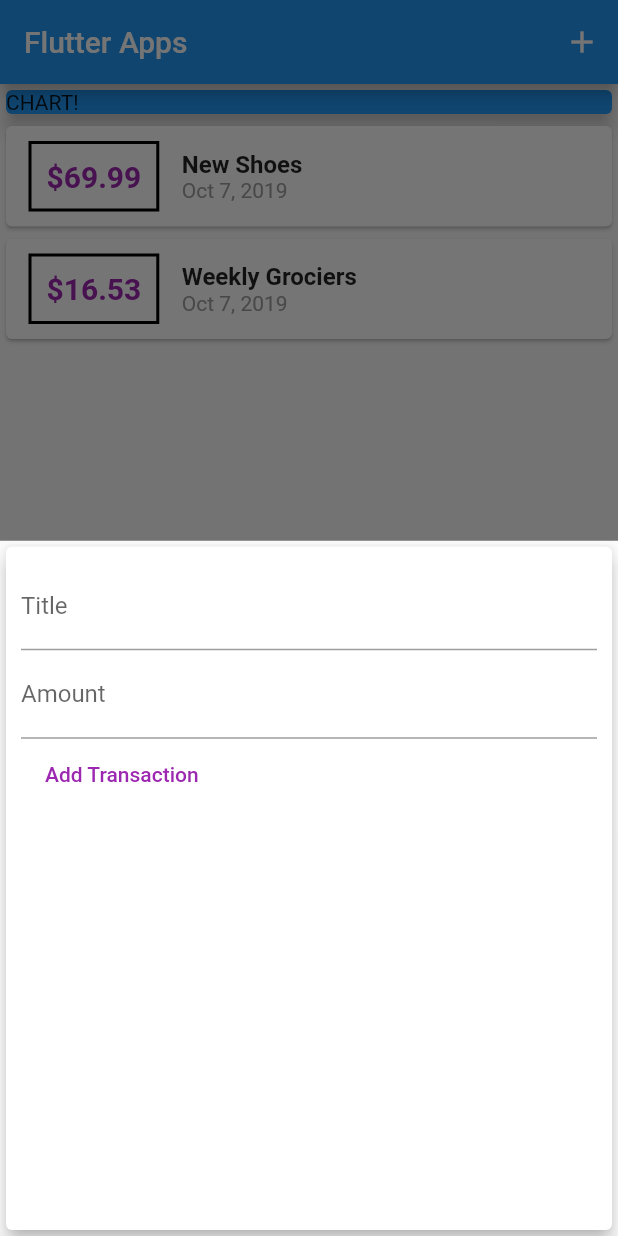
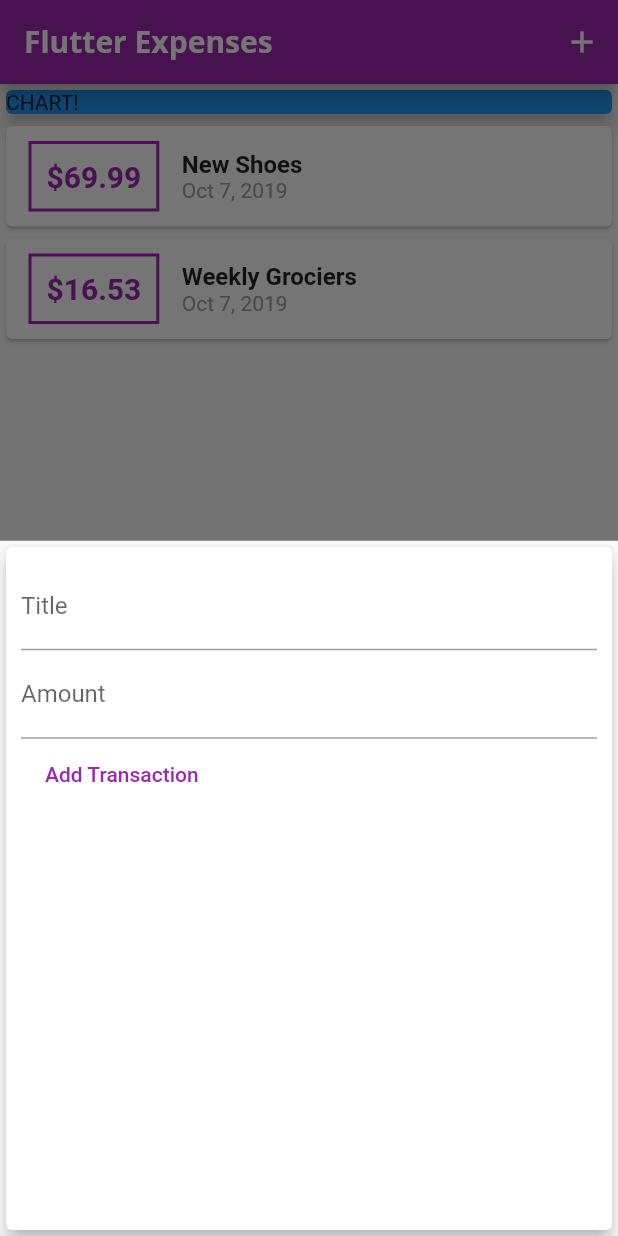
Before and after one commit to Dennisarya01/flutter-personalexpense-apps, a Flutter app: the screen it shows after launch, after a tap on the "add" icon, on a phone screen of 412 x 824 dp. Run offline on Flutter 3.47's test engine with Material 2 defaults, Android fonts, the phone set to English and light mode, and no system bars; Roboto replaces fonts that are missing (Open Sans).

Commit message:
custom font

```diff
--- a/personalexpense/lib/main.dart
+++ b/personalexpense/lib/main.dart
@@ -1,3 +1,5 @@
+import 'dart:ui' as prefix0;
+
 import 'package:flutter/material.dart';
 import 'package:personalexpense/models/transcation.dart';
 import 'package:intl/intl.dart';
@@ -11,7 +13,24 @@ class MyApp extends StatelessWidget {
   Widget build(BuildContext context) {
     // TODO: implement build
     return MaterialApp(
-      title: 'Flutter App',
+      title: 'Personal Expenses',
+      theme: ThemeData(
+          primarySwatch: Colors.purple,
+          accentColor: Colors.amber,
+          fontFamily: 'Quicksand',
+          textTheme: ThemeData.light().textTheme.copyWith(
+              title: TextStyle(
+                  fontFamily: 'OpenSans',
+                  fontWeight: FontWeight.bold,
+                  fontSize: 18)),
+          appBarTheme: AppBarTheme(
+            textTheme: ThemeData.light().textTheme.copyWith(
+                    title: TextStyle(
+                  fontFamily: 'OpenSans',
+                  fontSize: 20,
+                  fontWeight: FontWeight.bold,
+                )),
+          )),
       home: MyHomePage(),
     );
   }
@@ -73,7 +92,10 @@ class _MyHomePageState extends State<MyHomePage> {
     // TODO: implement build
     return Scaffold(
       appBar: AppBar(
-        title: Text('Flutter Apps'),
+        title: Text(
+          'Flutter Expenses',
+          style: TextStyle(fontFamily: 'Open Sans'),
+        ),
         actions: <Widget>[
           IconButton(
               icon: Icon(Icons.add),
--- a/personalexpense/lib/widgets/new_transaction.dart
+++ b/personalexpense/lib/widgets/new_transaction.dart
@@ -1,22 +1,32 @@
 import 'package:flutter/material.dart';
 
-class NewTransaction extends StatelessWidget {
+class NewTransaction extends StatefulWidget {
   final Function addTx;
+
+  NewTransaction(this.addTx);
+
+  @override
+  _NewTransactionState createState() => _NewTransactionState();
+}
+
+class _NewTransactionState extends State<NewTransaction> {
   final titleController = TextEditingController();
   final amountController = TextEditingController();
-
-  NewTransaction(this.addTx);
 
   void submitData() {
     final enteredTitle = titleController.text;
     final enteredAmount = double.parse(amountController.text);
 
-    if(enteredTitle.isEmpty || enteredAmount <= 0){
+    if (enteredTitle.isEmpty || enteredAmount <= 0) {
       return;
     }
 
-    addTx(titleController.text,
-        double.parse(amountController.text));
+    widget.addTx(
+      enteredTitle,
+      enteredAmount,
+    );
+
+    Navigator.of(context).pop();
   }
 
   @override
--- a/personalexpense/lib/widgets/transaction_list.dart
+++ b/personalexpense/lib/widgets/transaction_list.dart
@@ -22,7 +22,7 @@ class TransactionList extends StatelessWidget {
                     style: TextStyle(
                       fontWeight: FontWeight.bold,
                       fontSize: 20,
-                      color: Colors.purple,
+                      color: Theme.of(context).primaryColor,
                     ),
                   ),
                   margin: EdgeInsets.symmetric(
@@ -31,7 +31,7 @@ class TransactionList extends StatelessWidget {
                   ),
                   decoration: BoxDecoration(
                     border: Border.all(
-                      color: Colors.black,
+                      color: Theme.of(context).primaryColor,
                       width: 2,
                     ),
                   ),
```
Also changed, not shown: personalexpense/pubspec.yaml (+13 -7 lines), personalexpense/assets/fonts/OpenSans-Bold.ttf (added), personalexpense/assets/fonts/OpenSans-Regular.ttf (added), personalexpense/assets/fonts/Quicksand-Bold.ttf (added), personalexpense/assets/fonts/Quicksand-Light.ttf (added), personalexpense/assets/fonts/Quicksand-Medium.ttf (added), personalexpense/assets/fonts/Quicksand-Regular.ttf (added), 1 other file.
